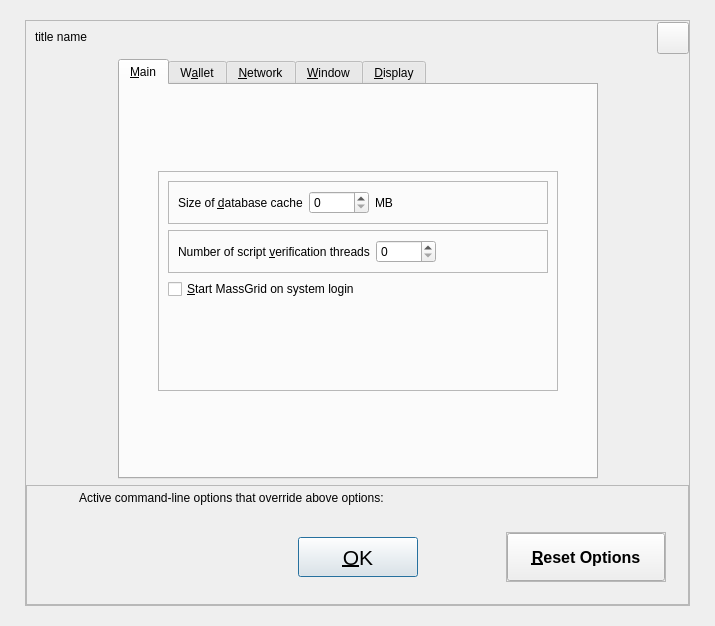
Above: src/qt/forms/optionsdialog.ui from MassGrid/MassGrid before the change. Below: the same form after it.
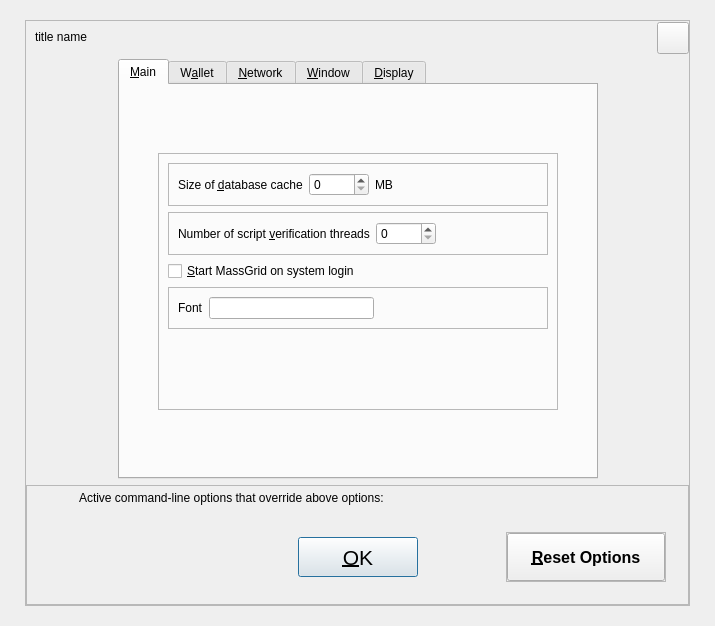
That is the form after the change. The open tabs and pages were chosen to show the change. Icons and pictures are not drawn. Custom widgets are drawn as their Qt base class.

```diff
--- a/src/qt/forms/optionsdialog.ui
+++ b/src/qt/forms/optionsdialog.ui
@@ -332,6 +332,47 @@
                     </property>
                    </widget>
                   </item>
+                  <item>
+                   <widget class="QFrame" name="frame_15">
+                    <property name="frameShape">
+                     <enum>QFrame::StyledPanel</enum>
+                    </property>
+                    <property name="frameShadow">
+                     <enum>QFrame::Raised</enum>
+                    </property>
+                    <layout class="QHBoxLayout" name="horizontalLayout_14">
+                     <item>
+                      <widget class="QLabel" name="threadsScriptVerifLabel_2">
+                       <property name="text">
+                        <string>Font</string>
+                       </property>
+                       <property name="textFormat">
+                        <enum>Qt::PlainText</enum>
+                       </property>
+                       <property name="buddy">
+                        <cstring>threadsScriptVerif</cstring>
+                       </property>
+                      </widget>
+                     </item>
+                     <item>
+                      <widget class="QLineEdit" name="lineEdit_fontsize"/>
+                     </item>
+                     <item>
+                      <spacer name="horizontalSpacer_3_Main_2">
+                       <property name="orientation">
+                        <enum>Qt::Horizontal</enum>
+                       </property>
+                       <property name="sizeHint" stdset="0">
+                        <size>
+                         <width>40</width>
+                         <height>20</height>
+                        </size>
+                       </property>
+                      </spacer>
+                     </item>
+                    </layout>
+                   </widget>
+                  </item>
                   <item>
                    <spacer name="verticalSpacer_11">
                     <property name="orientation">
```
Left out of the diff: 4 changed lines with no effect on the pictures.
